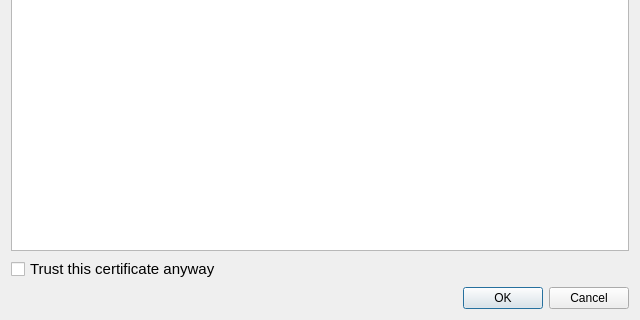
This is src/gui/sslerrordialog.ui in reberthkss/ResultCloud as Qt 5 draws it before an edit; both pictures show x 0 to 640 and y 240 to 560 of the 640 by 560 pixel window. The edited form follows.
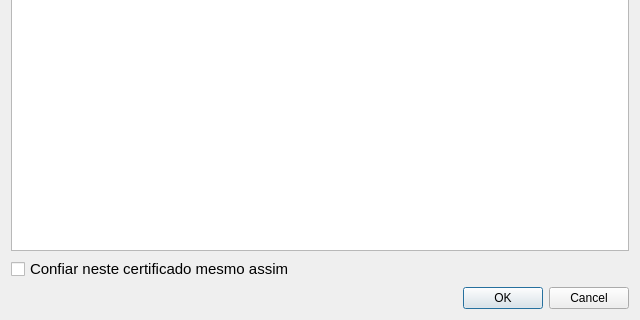
This is the edited form.

What changed in the file:
```diff
--- a/src/gui/sslerrordialog.ui
+++ b/src/gui/sslerrordialog.ui
@@ -22,7 +22,7 @@
       </font>
      </property>
      <property name="text">
-      <string>Trust this certificate anyway</string>
+      <string>Confiar neste certificado mesmo assim</string>
      </property>
     </widget>
    </item>
```
